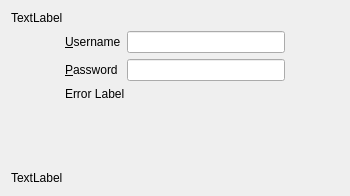
The window that src/wizard/owncloudhttpcredspage.ui (GrossLukas/client) describes before a commit, drawn with Qt 5.
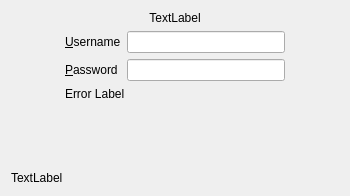
The same window after the commit.

Commit message: Consistent look for top-labels

What changed in the file:
```diff
--- a/src/wizard/owncloudhttpcredspage.ui
+++ b/src/wizard/owncloudhttpcredspage.ui
@@ -108,6 +108,12 @@
      <property name="text">
       <string>TextLabel</string>
      </property>
+     <property name="alignment">
+      <set>Qt::AlignCenter</set>
+     </property>
+     <property name="wordWrap">
+      <bool>true</bool>
+     </property>
     </widget>
    </item>
    <item row="4" column="0" colspan="3">
```
Left out of the diff: 1 changed line with no effect on the pictures. The commit also changes 2 other files.
